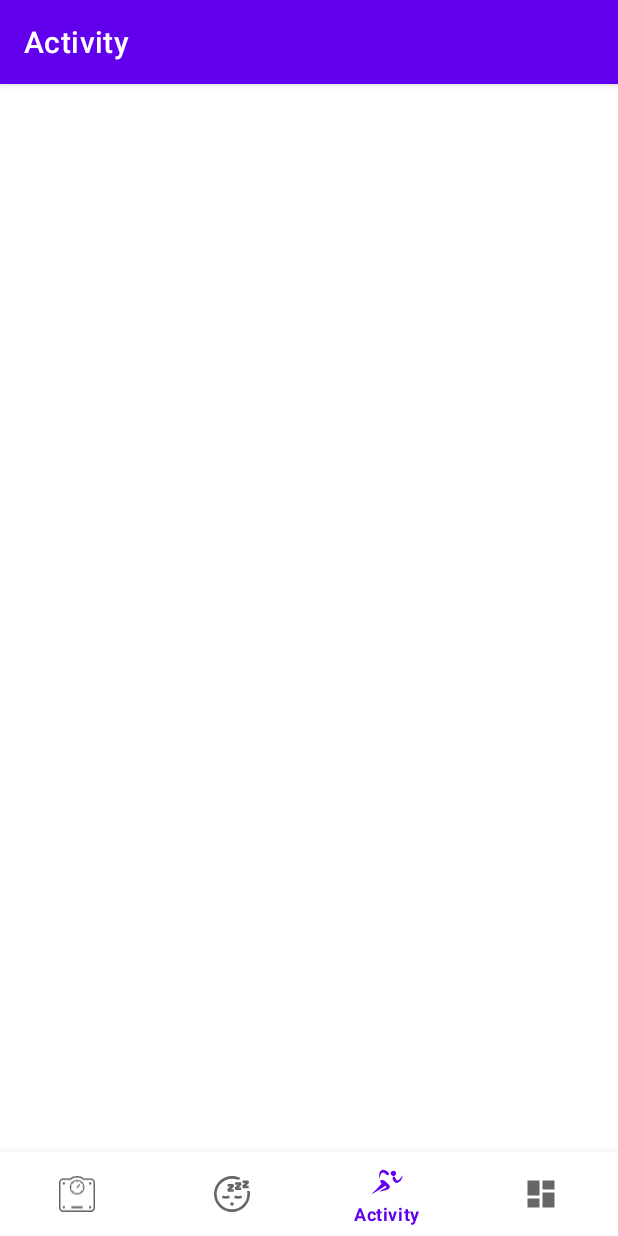
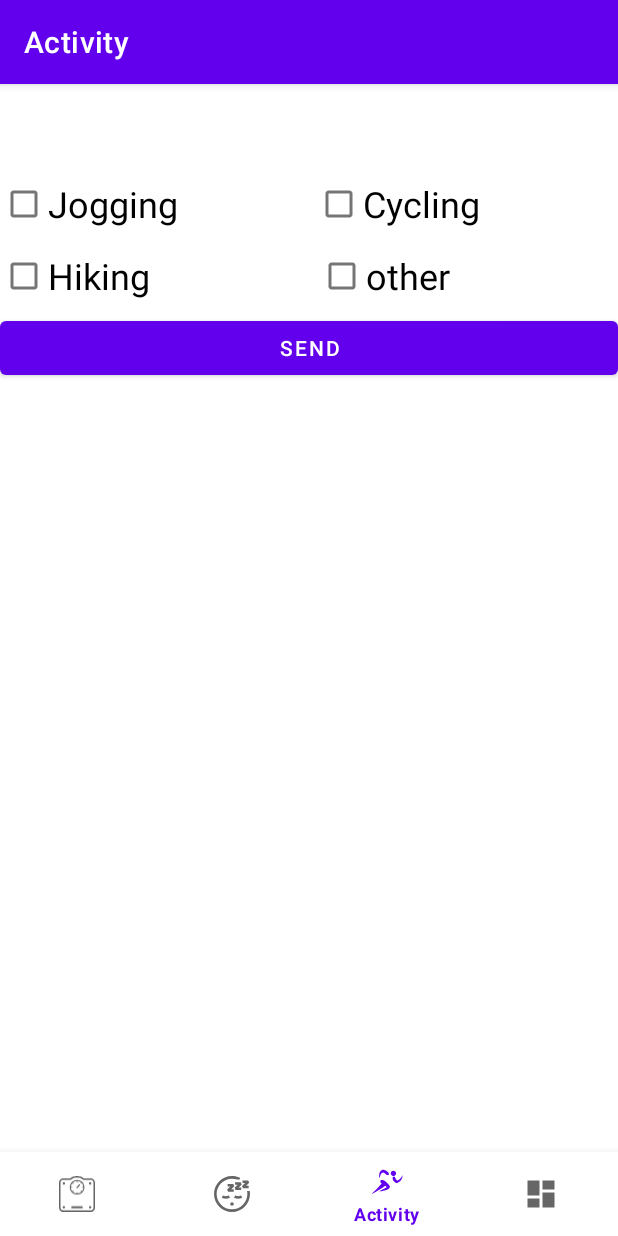
Before and after one commit to ChristianBlankenberg/MyFitnessLogger2023, an Android app: the ActivityFragment screen opened through its navigation route, on a phone screen of 412 x 824 dp. Run offline under Robolectric (Android 15) with nearby library versions, the phone set to English and light mode, and no system bars; our stand-ins replace Firebase (no records; nobody signed in at launch, a user with empty details on screens opened directly), navigation-ui; network calls fail; 1 statement that could not run was skipped.

Commit message:
- increment

```diff
--- a/app/src/main/java/com/example/myfitnesslogger2023/ui/activity/ActivityFragment.kt
+++ b/app/src/main/java/com/example/myfitnesslogger2023/ui/activity/ActivityFragment.kt
@@ -6,27 +6,85 @@ import androidx.fragment.app.Fragment
 import android.view.LayoutInflater
 import android.view.View
 import android.view.ViewGroup
+import android.widget.CheckBox
 import com.example.myfitnesslogger2023.R
+import com.example.myfitnesslogger2023.databinding.FragmentActivityBinding
+import com.example.myfitnesslogger2023.databinding.FragmentSleepAndInfoBinding
+import com.example.myfitnesslogger2023.ui.baseClasses.SendInfoBaseFragment
+import com.example.myfitnesslogger2023.ui.sleepAndInfo.SleepAndInfoViewModel
+import com.google.android.material.checkbox.MaterialCheckBox
 
-class ActivityFragment : Fragment() {
+class ActivityFragment : SendInfoBaseFragment() {
+
+    private lateinit var activityViewModel: ActivityViewModel
+    private var _binding: FragmentActivityBinding? = null
+
+    // This property is only valid between onCreateView and
+    // onDestroyView.
+    private val binding get() = _binding!!
 
     companion object {
         fun newInstance() = ActivityFragment()
     }
 
     private lateinit var viewModel: ActivityViewModel
+    override fun sendPreAction() {
+    }
+
+    override fun sendAction() {
+    }
+
+    override fun reInitializeLabels() {
+    }
 
     override fun onCreateView(
         inflater: LayoutInflater, container: ViewGroup?,
         savedInstanceState: Bundle?
     ): View? {
-        return inflater.inflate(R.layout.fragment_activity, container, false)
+        activityViewModel = ViewModelProvider(this).get(ActivityViewModel::class.java)
+
+        _binding = FragmentActivityBinding.inflate(inflater, container, false)
+        val root: View = binding.root
+
+        this.initialize(activityViewModel, binding.SendButton, binding.circularProgress)
+
+        this.initializeCheckBoxes()
+
+        return root
     }
 
-    override fun onActivityCreated(savedInstanceState: Bundle?) {
-        super.onActivityCreated(savedInstanceState)
-        viewModel = ViewModelProvider(this).get(ActivityViewModel::class.java)
-        // TODO: Use the ViewModel
+    private fun initializeCheckBoxes() {
+        binding.joggingCB.setOnClickListener {
+            this.onCBChecked(it as MaterialCheckBox)
+        }
+        binding.cyclingCB.setOnClickListener {
+            this.onCBChecked(it as MaterialCheckBox)
+        }
+        binding.hikingCB.setOnClickListener {
+            this.onCBChecked(it as MaterialCheckBox)
+        }
+        binding.otherCB.setOnClickListener {
+            this.onCBChecked(it as MaterialCheckBox)
+        }
+    }
+
+    private fun onCBChecked(cb: MaterialCheckBox?) {
+        if (cb != binding.joggingCB)
+        {
+            binding.joggingCB.isChecked = false;
+        }
+        if (cb != binding.cyclingCB)
+        {
+            binding.cyclingCB.isChecked = false;
+        }
+        if (cb != binding.hikingCB)
+        {
+            binding.hikingCB.isChecked = false;
+        }
+        if (cb != binding.otherCB)
+        {
+            binding.otherCB.isChecked = false;
+        }
     }
 
 }
--- a/app/src/main/java/com/example/myfitnesslogger2023/ui/activity/ActivityViewModel.kt
+++ b/app/src/main/java/com/example/myfitnesslogger2023/ui/activity/ActivityViewModel.kt
@@ -1,7 +1,8 @@
 package com.example.myfitnesslogger2023.ui.activity
 
 import androidx.lifecycle.ViewModel
+import com.example.myfitnesslogger2023.ui.baseClasses.SendInfoBaseViewModel
 
-class ActivityViewModel : ViewModel() {
+class ActivityViewModel : SendInfoBaseViewModel() {
     // TODO: Implement the ViewModel
 }
--- a/app/src/main/res/layout/fragment_activity.xml
+++ b/app/src/main/res/layout/fragment_activity.xml
@@ -5,6 +5,71 @@
     android:layout_height="match_parent"
     tools:context=".ui.activity.ActivityFragment">
 
+    <androidx.appcompat.widget.LinearLayoutCompat
+        android:layout_width="match_parent"
+        android:layout_height="match_parent"
+        android:orientation="vertical">
 
+        <androidx.appcompat.widget.LinearLayoutCompat
+            android:layout_width="match_parent"
+            android:layout_height="wrap_content"
+            android:orientation="horizontal">
+
+            <CheckBox
+                android:id="@+id/joggingCB"
+                android:layout_width="wrap_content"
+                android:layout_height="wrap_content"
+                android:layout_weight="0.5"
+                android:text="Jogging"
+                android:textSize="24sp"/>
+
+            <CheckBox
+                android:id="@+id/cyclingCB"
+                android:layout_width="wrap_content"
+                android:layout_height="wrap_content"
+                android:layout_weight="0.5"
+                android:text="Cycling"
+                android:textSize="24sp"/>
+
+        </androidx.appcompat.widget.LinearLayoutCompat>
+
+        <androidx.appcompat.widget.LinearLayoutCompat
+            android:layout_width="match_parent"
+            android:layout_height="wrap_content"
+            android:orientation="horizontal">
+
+            <CheckBox
+                android:id="@+id/hikingCB"
+                android:layout_width="wrap_content"
+                android:layout_height="wrap_content"
+                android:layout_weight="0.5"
+                android:text="Hiking"
+                android:textSize="24sp"/>
+
+            <CheckBox
+                android:id="@+id/otherCB"
+                android:layout_width="wrap_content"
+                android:layout_height="wrap_content"
+                android:layout_weight="0.5"
+                android:text="other"
+                android:textSize="24sp"/>
+
+        </androidx.appcompat.widget.LinearLayoutCompat>
+
+        <Button
+            android:id="@+id/SendButton"
+            android:layout_width="match_parent"
+            android:layout_height="wrap_content"
+            android:text="Send" />
+
+        <com.google.android.material.progressindicator.CircularProgressIndicator
+            android:id="@+id/circularProgress"
+            android:layout_width="match_parent"
+            android:layout_height="wrap_content"
+            android:layout_gravity="center_horizontal"
+            android:indeterminate="true"
+            android:visibility="invisible" />
+
+    </androidx.appcompat.widget.LinearLayoutCompat>
 
 </FrameLayout>
```
